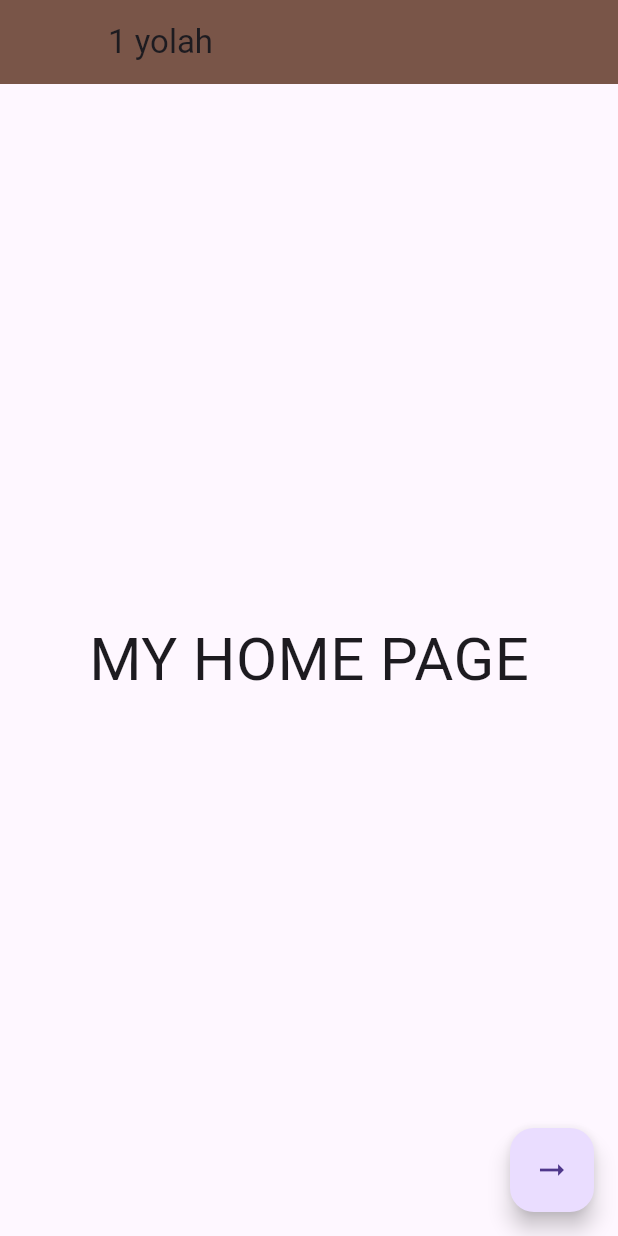
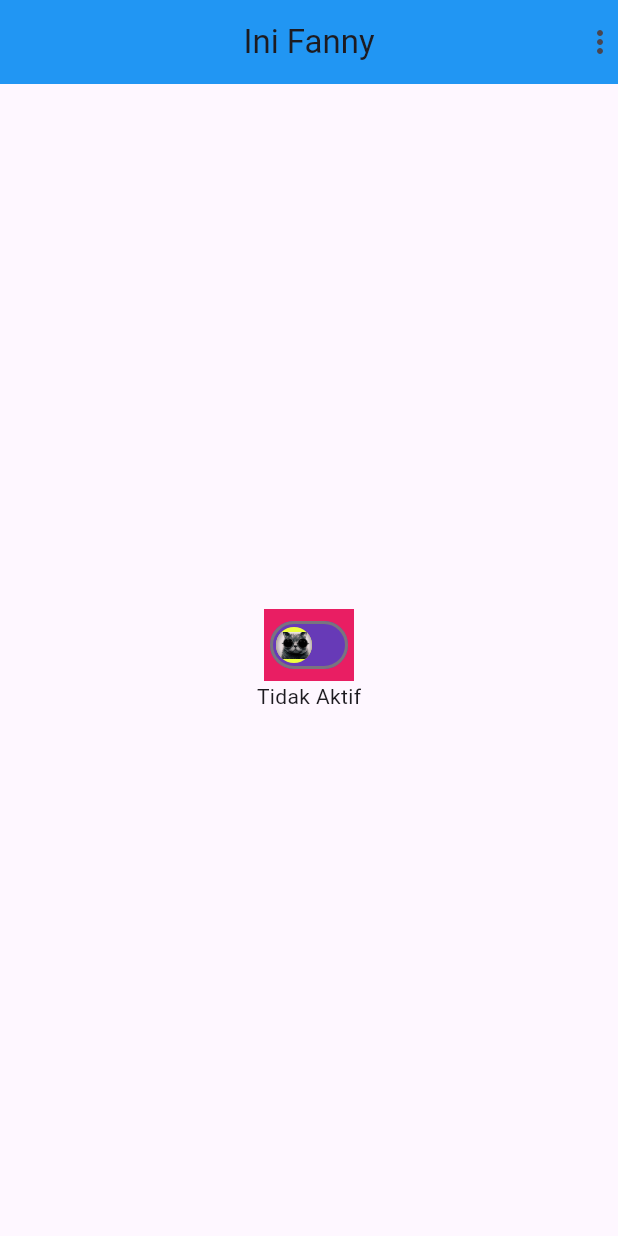
Before and after one commit to fannyHere/Flutter_Section04_MediumWidget, a Flutter app: the screen it shows after launch, on a phone screen of 412 x 824 dp. Run offline on Flutter 3.47's test engine with Material 3 defaults, Android fonts, the phone set to English and light mode, and no system bars.

Commit message:
added 17 switch

```diff
--- /dev/null
+++ b/lib/17 switch/switch.dart
@@ -0,0 +1,67 @@
+import 'package:flutter/material.dart';
+import 'package:section_4/appbar_widget.dart';
+
+class mySwitch extends StatefulWidget {
+  const mySwitch({super.key});
+
+  @override
+  State<mySwitch> createState() => _mySwitchState();
+}
+
+class _mySwitchState extends State<mySwitch> {
+  bool statusSwitch = false;
+
+  @override
+  Widget build(BuildContext context) {
+    return Scaffold(
+      appBar: appbar(),
+      body: Center(
+        child: Column(
+          mainAxisAlignment: MainAxisAlignment.center,
+          children: [
+            //Switch.adaptive( //type 1
+            Container(
+              color: Colors.pink,
+              // height: 100,
+              // width: 1000,
+              //ga ngaruh buat nambahin tinggi sama lebar
+              child: Switch(
+                //type 2
+                activeColor: Colors
+                    .deepOrange, //bagian buletannnya warna oren nah yang lainnya iku orens
+                inactiveThumbColor:
+                    Colors.limeAccent, //bagian buletannnya warna lime
+                inactiveTrackColor:
+                    Colors.deepPurple, //warna tracking colornya pasgaaktif ungu
+                activeTrackColor:
+                    Colors.black, //warna tracking pas gaaktif hitam
+                activeThumbImage: AssetImage("assets/emong.jpg"),
+                inactiveThumbImage: AssetImage("assets/pict3.jpg"),
+                value: statusSwitch,
+                onChanged: (value) {
+                  setState(() {
+                    statusSwitch = !statusSwitch;
+                  });
+                  print(statusSwitch);
+                },
+              ),
+            ),
+            //cara if-else 1:
+            //if (statusSwitch == true)
+            //Text('aktif')
+            //else
+            //Text('tidak aktif')
+
+            //cara if-else 2:
+            //if (statusSwitch== true) "aktif" else "Tidak Aktif",
+            //tapi error
+
+            //cara if-else 3:
+            Text(statusSwitch == true ? 'Aktif' : 'Tidak Aktif'),
+            //kalo statusswitch nya true nanya tuh maka aktif dan klo ga : ya tidak aktif
+          ],
+        ),
+      ),
+    );
+  }
+}
--- a/lib/main.dart
+++ b/lib/main.dart
@@ -1,7 +1,8 @@
 import 'package:flutter/material.dart';
-import 'package:section_4/16%20Routes/routes_gallery_page.dart';
-import 'package:section_4/16%20Routes/routes_home_page.dart.dart';
-import 'package:section_4/16%20Routes/routes_photo.dart';
+// import 'package:section_4/16%20Routes/routes_gallery_page.dart';
+// import 'package:section_4/16%20Routes/routes_home_page.dart.dart';
+// import 'package:section_4/16%20Routes/routes_photo.dart';
+import 'package:section_4/17%20switch/switch.dart';
 
 void main() {
   runApp(MyApp());
@@ -14,7 +15,7 @@ class MyApp extends StatelessWidget {
   Widget build(BuildContext context) {
     return MaterialApp(
       debugShowCheckedModeBanner: false,
-        home: routes_homepage(),
+      home: mySwitch(),
 
       //MENDAFTARKAN SECARA MANUAL:
       // initialRoute: '/homepage', //halaman pertama yang dibuka
@@ -26,11 +27,12 @@ class MyApp extends StatelessWidget {
       // },
 
       //MENDAFTARKAN SETELAH NARO: static const nameRoute = '/routes_homepage'; DI SETIAP PAGE
-        initialRoute: routes_homepage.nameRoute,
-        routes: {
-          routes_homepage.nameRoute: (context) => routes_homepage(),
-          routes_gallery_page.nameRoute: (context) => routes_gallery_page(),
-          routes_photo_page.nameRoute: (context) => routes_photo_page(),
-        });
+      // initialRoute: routes_homepage.nameRoute,
+      // routes: {
+      //   routes_homepage.nameRoute: (context) => routes_homepage(),
+      //   routes_gallery_page.nameRoute: (context) => routes_gallery_page(),
+      //   routes_photo_page.nameRoute: (context) => routes_photo_page(),
+      // },
+    );
   }
 }
```
Lines whose indentation alone changed are shown as unchanged.
